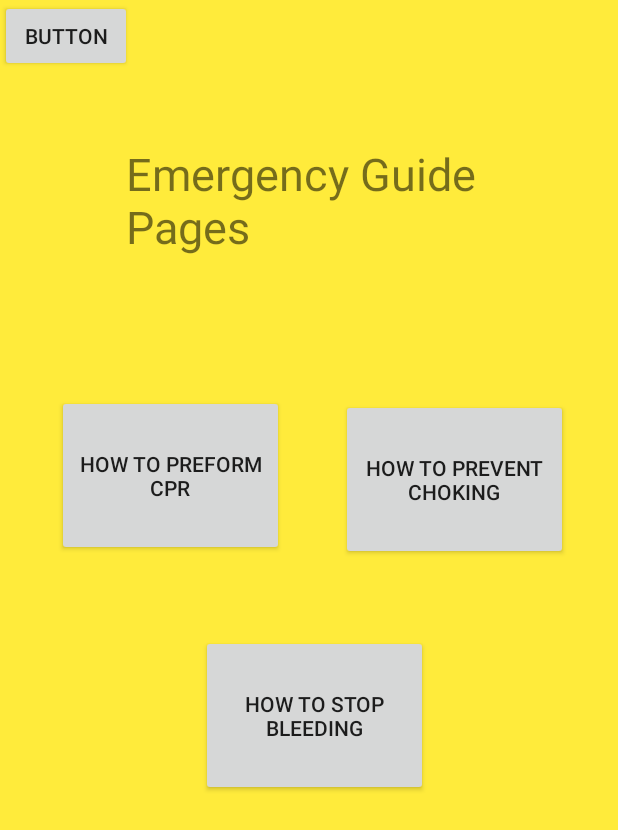
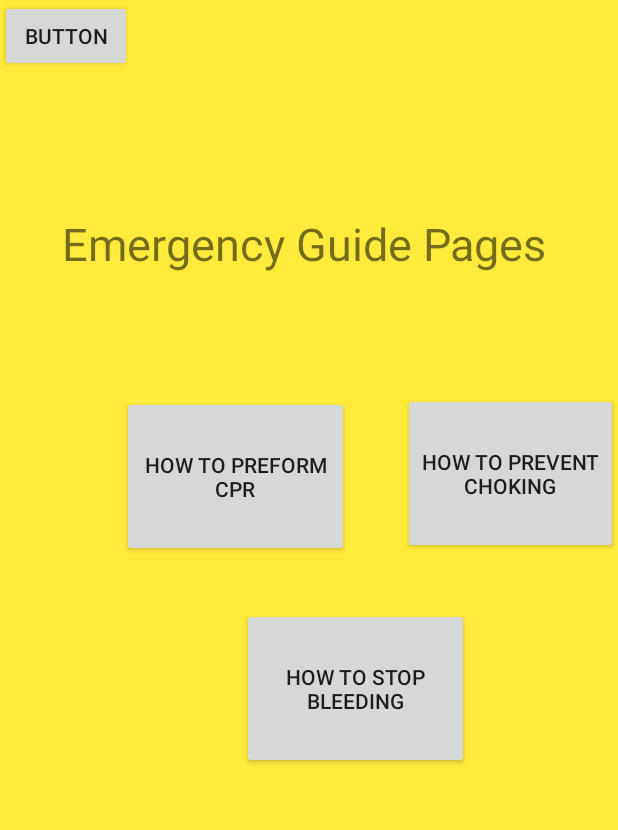
Before and after one commit to Yunnyhajeon/teameron, an Android app: the fragment emergency_guide_fragment placed in its activity, on a phone screen of 412 x 824 dp. Shown: the top 830 px of the screen. Run offline under Robolectric (Android 15) with nearby library versions, the phone set to English and light mode, and no system bars.

Commit message:
fix cut off

```diff
--- a/app/src/main/res/layout/emergency_guide_fragment.xml
+++ b/app/src/main/res/layout/emergency_guide_fragment.xml
@@ -11,28 +11,27 @@
         android:layout_alignParentStart="true"
         android:layout_alignParentLeft="true"
         android:layout_alignParentTop="true"
-        android:layout_centerHorizontal="true"
-        android:layout_marginStart="134dp"
-        android:layout_marginLeft="134dp"
-        android:layout_marginTop="423dp"
+        android:layout_marginStart="161dp"
+        android:layout_marginLeft="161dp"
+        android:layout_marginTop="405dp"
         android:text="How to Stop Bleeding" />
 
     <Button
         android:id="@+id/choking_btn"
         android:layout_width="151dp"
         android:layout_height="107dp"
-        android:layout_alignParentStart="true"
-        android:layout_alignParentLeft="true"
         android:layout_alignParentTop="true"
-        android:layout_marginStart="227dp"
-        android:layout_marginLeft="227dp"
-        android:layout_marginTop="266dp"
+        android:layout_marginStart="36dp"
+        android:layout_marginLeft="36dp"
+        android:layout_marginTop="262dp"
+        android:layout_toEndOf="@+id/CPR_btn"
+        android:layout_toRightOf="@+id/CPR_btn"
         android:text="How to Prevent Choking" />
 
     <TextView
         android:id="@+id/textview3"
-        android:layout_width="wrap_content"
-        android:layout_height="89dp"
+        android:layout_width="339dp"
+        android:layout_height="wrap_content"
         android:layout_alignParentStart="true"
         android:layout_alignParentLeft="true"
         android:layout_alignParentTop="true"
@@ -40,12 +39,13 @@
         android:layout_alignParentRight="true"
         android:layout_alignParentBottom="true"
         android:layout_centerHorizontal="true"
-        android:layout_marginStart="84dp"
-        android:layout_marginLeft="84dp"
-        android:layout_marginTop="95dp"
-        android:layout_marginEnd="75dp"
-        android:layout_marginRight="75dp"
-        android:layout_marginBottom="546dp"
+        android:layout_marginStart="33dp"
+        android:layout_marginLeft="33dp"
+        android:layout_marginTop="92dp"
+        android:layout_marginEnd="39dp"
+        android:layout_marginRight="39dp"
+        android:layout_marginBottom="591dp"
+        android:gravity="center"
         android:text="Emergency Guide Pages"
         android:textSize="30sp" />
 
@@ -62,8 +62,8 @@
         android:layout_alignParentStart="true"
         android:layout_alignParentLeft="true"
         android:layout_alignParentTop="true"
-        android:layout_marginStart="38dp"
-        android:layout_marginLeft="38dp"
-        android:layout_marginTop="263dp"
+        android:layout_marginStart="81dp"
+        android:layout_marginLeft="81dp"
+        android:layout_marginTop="264dp"
         android:text="How to Preform CPR" />
 </RelativeLayout>
```
